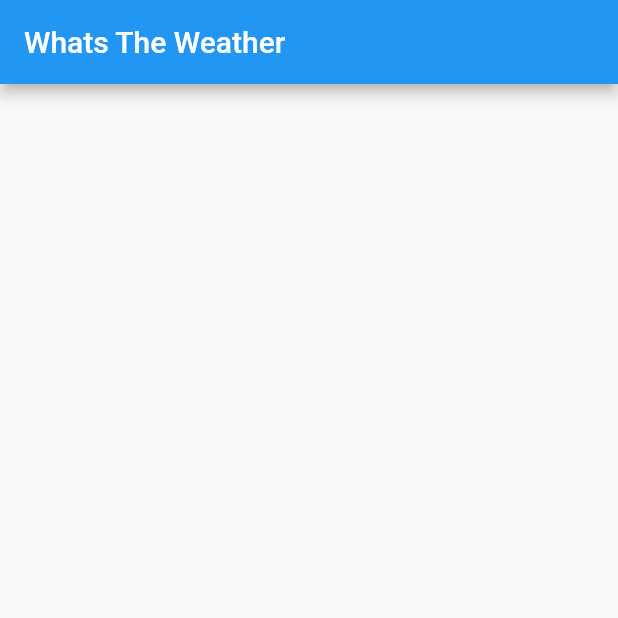
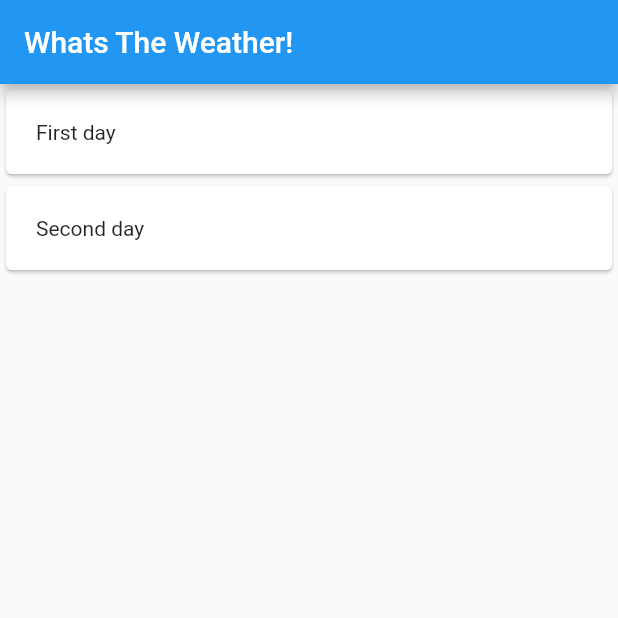
Before and after one commit to thorirv15/WhatsTheWeather, a Flutter app: the screen it shows after launch, on a phone screen of 412 x 824 dp, the top half of it. Run offline on Flutter 3.47's test engine with Material 2 defaults, Android fonts, the phone set to English and light mode, and no system bars.

Commit message:
Raw list is displayed.
This is a very early stage list of where the forcast is to be displayed.
Widgets have been set up in different folders, Changing of state needs
to be handled, which is in the next steps. Before that can happen, an
input field needs to be created for the user to enter a location which
will then impact the state.

```diff
--- /dev/null
+++ b/whats_the_weather/lib/forcast_list_manager.dart
@@ -0,0 +1,27 @@
+import 'package:flutter/material.dart';
+import 'package:flutter/widgets.dart';
+
+import './forcasts.dart';
+
+class ForcastListManager extends StatefulWidget {
+  @override
+  State<StatefulWidget> createState() {
+    return _ForcastListManagerState();
+  }
+}
+
+class _ForcastListManagerState extends State<ForcastListManager> {
+  final List<String> _forcasts = ['First day', 'Second day'];
+
+  @override
+  Widget build(BuildContext context) {
+    return ListView.builder(
+      itemCount: 1,
+      itemBuilder: (BuildContext context, int index) {
+        return Container(
+            child: Forcasts(_forcasts)
+        );
+      },
+    );
+  }
+}
--- /dev/null
+++ b/whats_the_weather/lib/forcasts.dart
@@ -0,0 +1,21 @@
+import 'package:flutter/material.dart';
+
+class Forcasts extends StatelessWidget {
+  final List<String> forcasts;
+  Forcasts(this.forcasts);
+
+  @override
+  Widget build(BuildContext context) {
+    return Center(
+      child: Column(
+        crossAxisAlignment: CrossAxisAlignment.stretch,
+        children: forcasts.map((elem) =>  Card(
+            child: Container(
+                child: Text(elem),
+                padding: const EdgeInsets.all(20.0)),
+          )).toList(),
+      ),
+    );
+  }
+
+}
--- a/whats_the_weather/lib/main.dart
+++ b/whats_the_weather/lib/main.dart
@@ -1,17 +1,19 @@
 import 'package:flutter/material.dart';
 
-void main() {
-  runApp(MyApp());
-}
+import './forcast_list_manager.dart';
+
+void main() => runApp(MyApp());
 
 class MyApp extends StatelessWidget {
+  @override
   Widget build(BuildContext context) {
     // Core root widget.
     return MaterialApp(
       home: Scaffold(
         appBar: AppBar(
-          title: Text('Whats The Weather'),
+          title: Text('Whats The Weather!'),
         ),
+        body: ForcastListManager()
       ),
     );
   }
```
